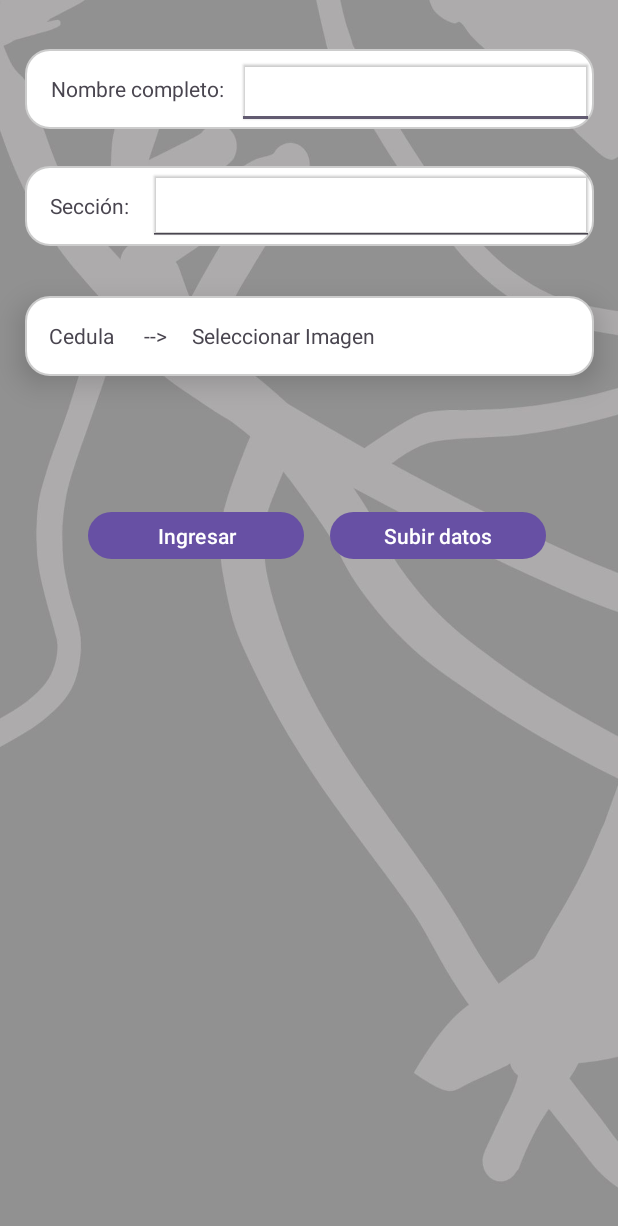
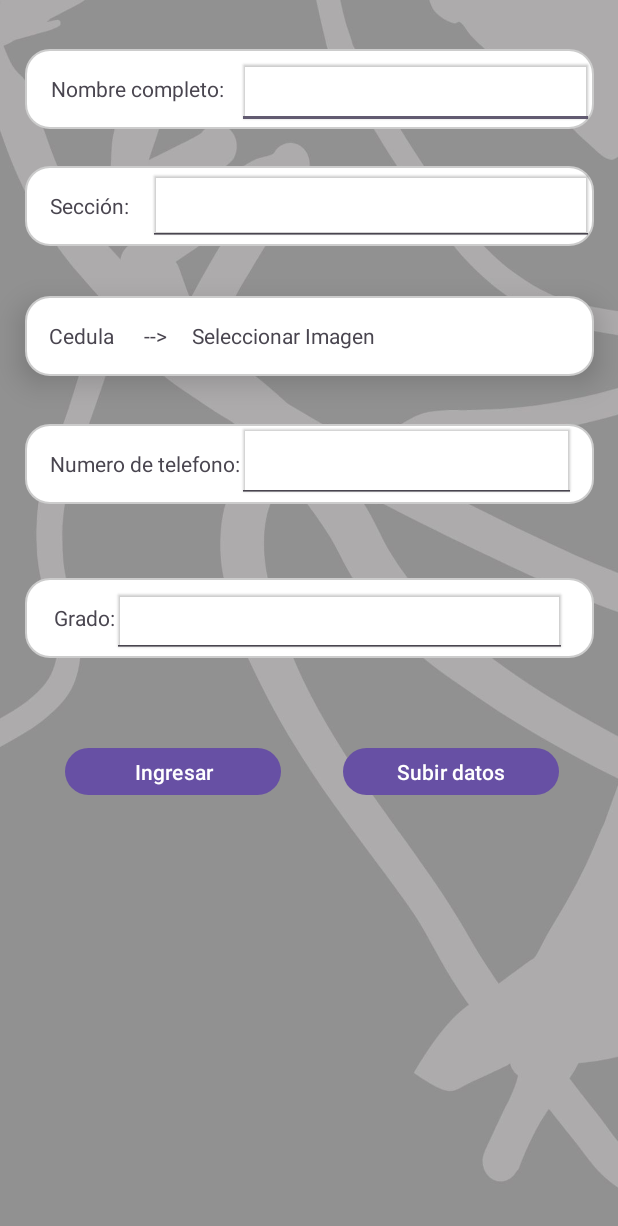
Before and after one commit to weoxz/proyecto-expo-t-cnica, an Android app: the ScreenAftherLog screen opened directly, with no data from a screen before it, on a phone screen of 412 x 824 dp. Shown: the top 1226 px of the screen. Run offline under Robolectric (Android 15) with nearby library versions, the phone set to English and light mode, and no system bars; our stand-ins replace Volley; pictures from the network do not load.

Commit message:
se añadio lo que ayer pediste los dos botones el de grado y num telefono.

```diff
--- a/app/loginscreen/src/main/res/layout/activity_screen_afther_log.xml
+++ b/app/loginscreen/src/main/res/layout/activity_screen_afther_log.xml
@@ -68,6 +68,58 @@
         app:layout_constraintVertical_bias="0.144" />
 
     <EditText
+        android:id="@+id/NumTelefonico"
+        android:layout_width="226dp"
+        android:layout_height="60dp"
+        android:elevation="1dp"
+        android:textSize="15dp"
+        app:layout_constraintBottom_toBottomOf="parent"
+        app:layout_constraintEnd_toEndOf="parent"
+        app:layout_constraintHorizontal_bias="0.848"
+        app:layout_constraintStart_toStartOf="parent"
+        app:layout_constraintTop_toTopOf="parent"
+        app:layout_constraintVertical_bias="0.36" />
+
+    <TextView
+        android:id="@+id/numTel"
+        android:layout_width="379dp"
+        android:layout_height="53dp"
+        android:background="@drawable/rounded_box"
+
+        android:gravity="center"
+        android:text="Numero de telefono:                                                                  "
+        app:layout_constraintBottom_toBottomOf="parent"
+        app:layout_constraintEnd_toEndOf="parent"
+        app:layout_constraintStart_toStartOf="parent"
+        app:layout_constraintTop_toTopOf="parent"
+        app:layout_constraintVertical_bias="0.367" />
+
+    <TextView
+        android:id="@+id/Grado"
+        android:layout_width="379dp"
+        android:layout_height="53dp"
+        android:background="@drawable/rounded_box"
+
+        android:gravity="center"
+        android:text="Grado:                                                                                          "
+        app:layout_constraintBottom_toBottomOf="parent"
+        app:layout_constraintEnd_toEndOf="parent"
+        app:layout_constraintStart_toStartOf="parent"
+        app:layout_constraintTop_toTopOf="parent"/>
+
+    <EditText
+        android:id="@+id/GradoEst"
+        android:layout_width="303dp"
+        android:layout_height="53dp"
+        android:elevation="1dp"
+        android:textSize="15dp"
+        app:layout_constraintBottom_toBottomOf="parent"
+        app:layout_constraintEnd_toEndOf="parent"
+        app:layout_constraintHorizontal_bias="0.685"
+        app:layout_constraintStart_toStartOf="parent"
+        app:layout_constraintTop_toTopOf="parent" />
+
+    <EditText
         android:id="@+id/SeccionEstudiante"
         android:layout_width="297dp"
         android:layout_height="57dp"
@@ -110,10 +162,10 @@
         android:text="Subir datos"
         app:layout_constraintBottom_toBottomOf="parent"
         app:layout_constraintEnd_toEndOf="parent"
-        app:layout_constraintHorizontal_bias="0.82"
+        app:layout_constraintHorizontal_bias="0.853"
         app:layout_constraintStart_toStartOf="parent"
         app:layout_constraintTop_toTopOf="parent"
-        app:layout_constraintVertical_bias="0.43" />
+        app:layout_constraintVertical_bias="0.63" />
 
     <Button
         android:id="@+id/NextScrenAfterData"
@@ -123,8 +175,8 @@
         android:text="Ingresar"
         app:layout_constraintBottom_toBottomOf="parent"
         app:layout_constraintEnd_toEndOf="parent"
-        app:layout_constraintHorizontal_bias="0.22"
+        app:layout_constraintHorizontal_bias="0.161"
         app:layout_constraintStart_toStartOf="parent"
         app:layout_constraintTop_toTopOf="parent"
-        app:layout_constraintVertical_bias="0.43" />
+        app:layout_constraintVertical_bias="0.63" />
 </androidx.constraintlayout.widget.ConstraintLayout>
```
Also changed, not shown: 1 other file.
